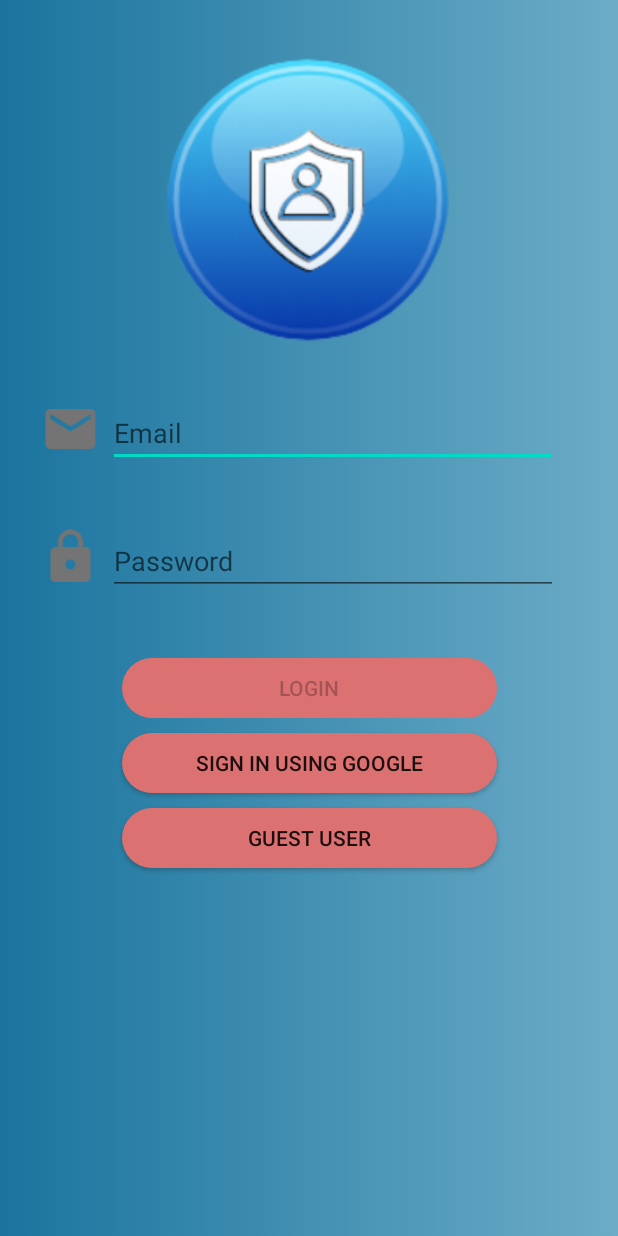
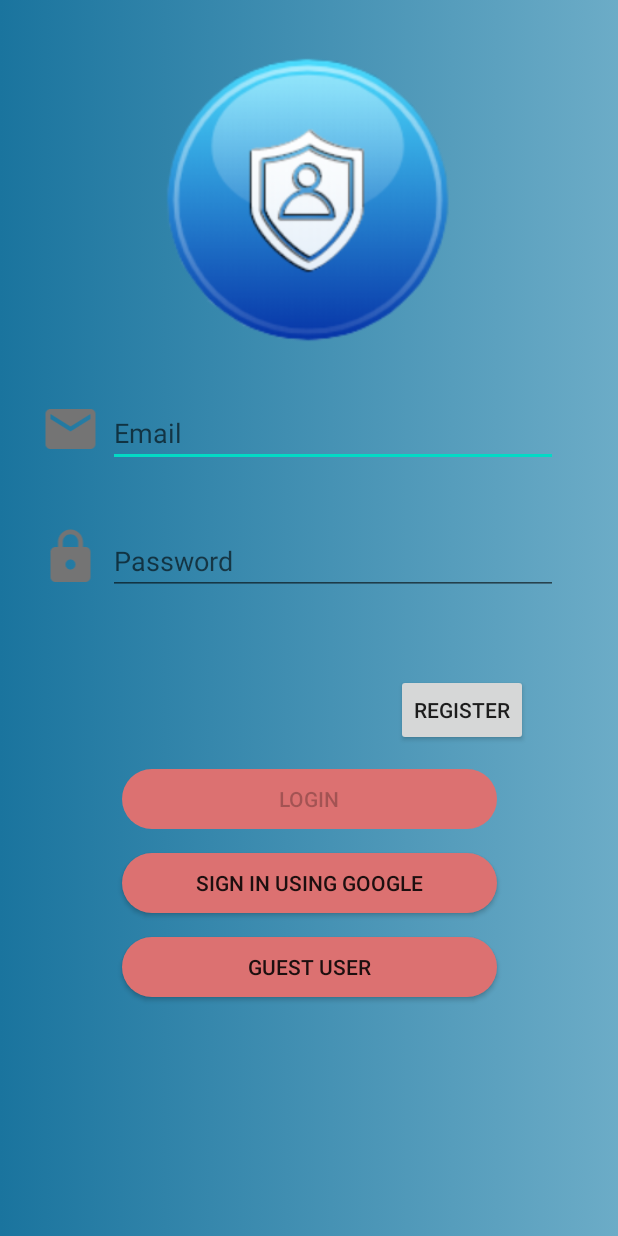
Before and after one commit to yashwankar/pandocent, an Android app: the screen it shows after launch (LoginActivity), on a phone screen of 412 x 824 dp. Run offline under Robolectric (Android 15) with nearby library versions, the phone set to English and light mode, and no system bars; Roboto replaces fonts that are not available here.

Commit message:
some novelties

```diff
--- a/app/src/main/res/layout/activity_login.xml
+++ b/app/src/main/res/layout/activity_login.xml
@@ -2,6 +2,7 @@
 <androidx.constraintlayout.widget.ConstraintLayout xmlns:android="http://schemas.android.com/apk/res/android"
     xmlns:app="http://schemas.android.com/apk/res-auto"
     xmlns:tools="http://schemas.android.com/tools"
+    android:orientation="vertical"
     android:id="@+id/container"
     android:layout_width="match_parent"
     android:layout_height="match_parent"
@@ -11,6 +12,18 @@
     android:paddingBottom="@dimen/activity_vertical_margin"
     android:background="@drawable/gradient_bg"
     tools:context=".ui.login.LoginActivity">
+
+    <ImageView
+        android:id="@+id/login_appicon"
+        android:layout_width="206dp"
+        android:layout_height="215dp"
+        app:layout_constraintBottom_toBottomOf="parent"
+        app:layout_constraintEnd_toEndOf="parent"
+        app:layout_constraintStart_toStartOf="parent"
+        app:layout_constraintTop_toTopOf="parent"
+        app:layout_constraintVertical_bias="0.00999999"
+        android:src="@drawable/pandocent_logo2" />
+
 
     <Button
         android:id="@+id/login"
@@ -26,18 +39,20 @@
         android:text="Login"
         app:layout_constraintBottom_toBottomOf="parent"
         app:layout_constraintEnd_toEndOf="parent"
+        app:layout_constraintHorizontal_bias="0.507"
         app:layout_constraintStart_toStartOf="parent"
         app:layout_constraintTop_toBottomOf="@+id/password"
-        app:layout_constraintVertical_bias="0.089" />
+        app:layout_constraintVertical_bias="0.344" />
 
     <Button
         android:id="@+id/button"
         android:layout_width="250dp"
         android:layout_height="40dp"
-        android:layout_marginTop="10dp"
+        android:layout_marginTop="16dp"
         android:background="@drawable/rounded_corner"
         android:text="Sign In Using Google"
         app:layout_constraintEnd_toEndOf="parent"
+        app:layout_constraintHorizontal_bias="0.503"
         app:layout_constraintStart_toStartOf="parent"
         app:layout_constraintTop_toBottomOf="@+id/login" />
 
@@ -45,11 +60,12 @@
         android:id="@+id/button2"
         android:layout_width="250dp"
         android:layout_height="40dp"
-        android:layout_marginTop="10dp"
+        android:layout_marginTop="16dp"
         android:background="@drawable/rounded_corner"
         android:onClick="navigate"
         android:text="Guest User"
         app:layout_constraintEnd_toEndOf="parent"
+        app:layout_constraintHorizontal_bias="0.503"
         app:layout_constraintStart_toStartOf="parent"
         app:layout_constraintTop_toBottomOf="@+id/button" />
 
@@ -97,16 +113,7 @@
         app:layout_constraintTop_toTopOf="parent"
         app:layout_constraintVertical_bias="0.3" />
 
-    <ImageView
-        android:id="@+id/login_appicon"
-        android:layout_width="206dp"
-        android:layout_height="215dp"
-        app:layout_constraintBottom_toBottomOf="parent"
-        app:layout_constraintEnd_toEndOf="parent"
-        app:layout_constraintStart_toStartOf="parent"
-        app:layout_constraintTop_toTopOf="parent"
-        app:layout_constraintVertical_bias="0.00999999"
-        android:src="@drawable/pandocent_logo2"/>
+
 
     <ImageView
         android:id="@+id/login_mailoutline"
@@ -125,4 +132,16 @@
         app:layout_constraintEnd_toStartOf="@+id/password"
         app:layout_constraintTop_toBottomOf="@+id/login_mailoutline"
         app:srcCompat="@drawable/lock_outline" />
+
+    <Button
+        android:id="@+id/button3"
+        android:layout_width="wrap_content"
+        android:layout_height="wrap_content"
+        android:layout_marginBottom="15dp"
+        android:text="Register"
+        android:onClick="register"
+        app:layout_constraintBottom_toTopOf="@+id/login"
+        app:layout_constraintEnd_toEndOf="parent"
+        app:layout_constraintHorizontal_bias="0.85"
+        app:layout_constraintStart_toStartOf="parent" />
 </androidx.constraintlayout.widget.ConstraintLayout>
```
Also changed, not shown: app/src/main/java/com/kyrs/pandocent/dashboard.kt (+23 -0 lines), app/src/main/java/com/kyrs/pandocent/new_register.kt (+19 -21 lines), app/src/main/res/layout/homepage.xml (+9 -2 lines).
